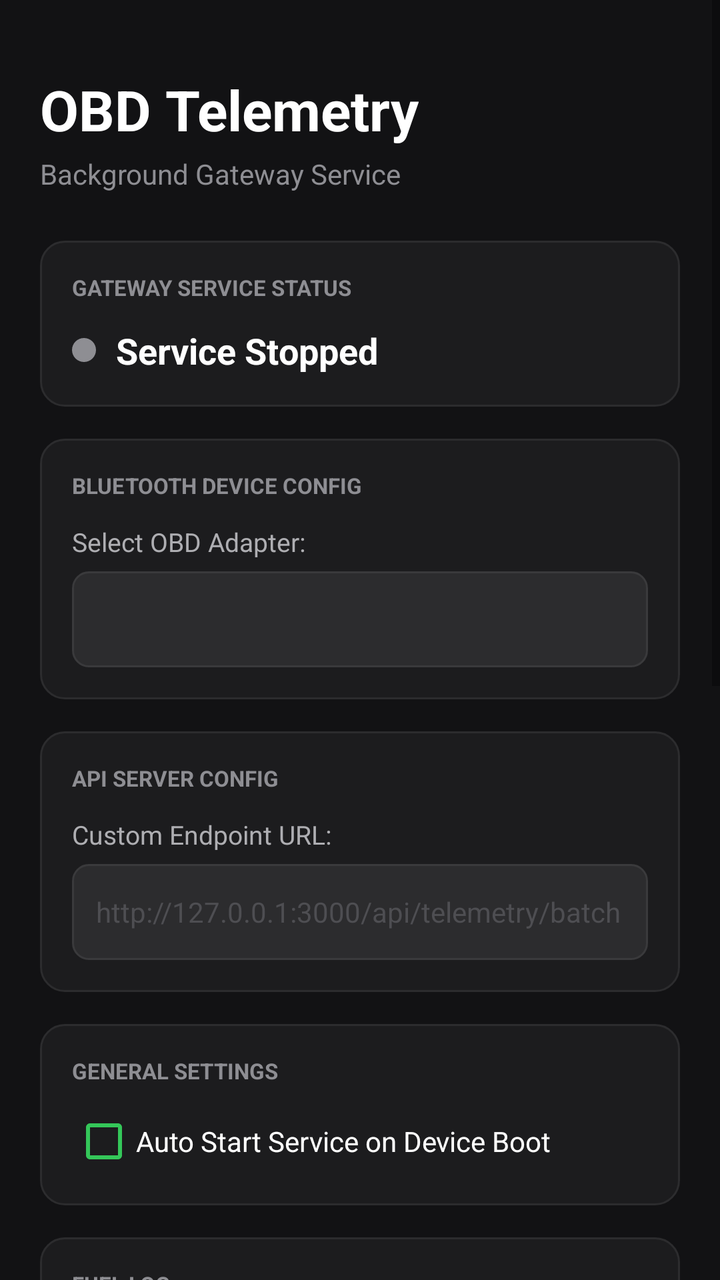
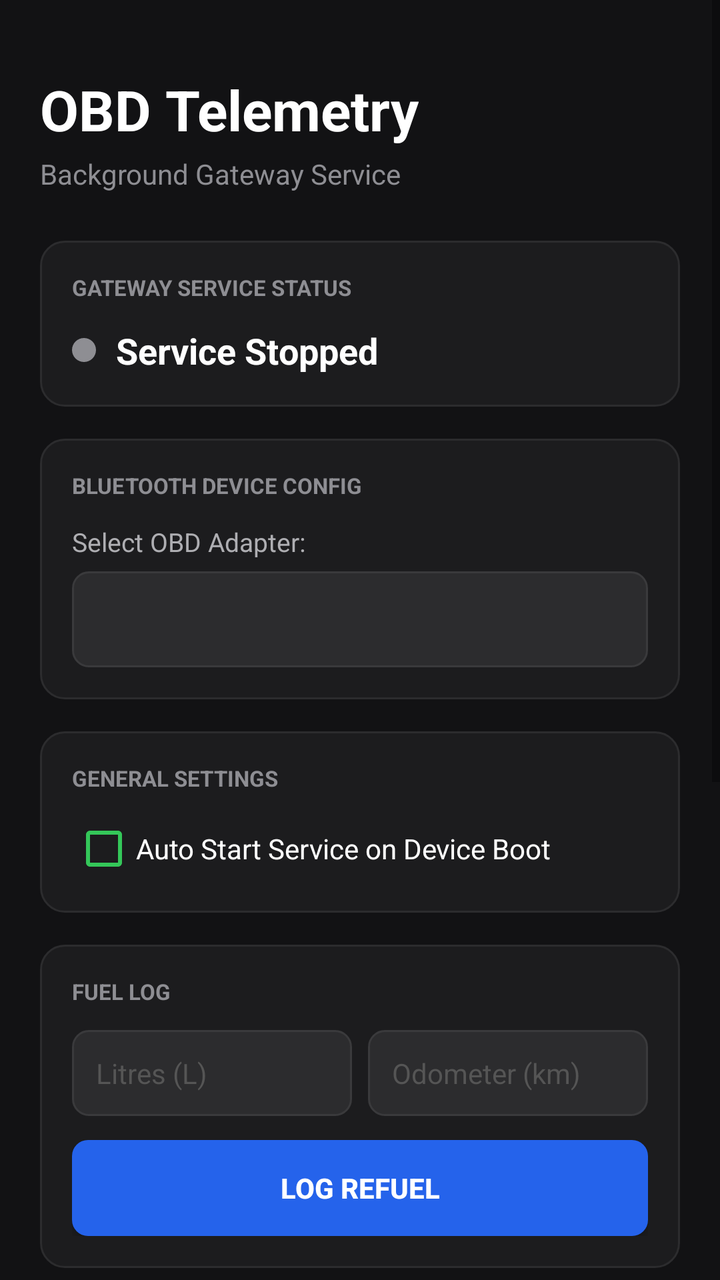

An Android layout rendered at two revisions. The XML below is the earlier revision; the diff shows what the commit changed to produce the second picture.
<!-- AndroidManifest.xml: application theme Theme.AppCompat.Light.DarkActionBar -->
<!-- res/layout/activity_main.xml -->
<?xml version="1.0" encoding="utf-8"?>
<ScrollView xmlns:android="http://schemas.android.com/apk/res/android"
    android:layout_width="match_parent"
    android:layout_height="match_parent"
    android:fillViewport="true"
    android:background="#121214">

    <LinearLayout
        android:layout_width="match_parent"
        android:layout_height="wrap_content"
        android:orientation="vertical"
        android:padding="20dp">

        
        <TextView
            android:layout_width="wrap_content"
            android:layout_height="wrap_content"
            android:text="OBD Telemetry"
            android:textColor="#FFFFFF"
            android:textSize="28sp"
            android:textStyle="bold"
            android:layout_marginTop="16dp"
            android:layout_marginBottom="4dp" />

        <TextView
            android:layout_width="wrap_content"
            android:layout_height="wrap_content"
            android:text="Background Gateway Service"
            android:textColor="#8E8E93"
            android:textSize="14sp"
            android:layout_marginBottom="24dp" />

        
        <LinearLayout
            android:layout_width="match_parent"
            android:layout_height="wrap_content"
            android:orientation="vertical"
            android:background="@drawable/card_bg"
            android:padding="16dp"
            android:layout_marginBottom="16dp">

            <TextView
                android:layout_width="wrap_content"
                android:layout_height="wrap_content"
                android:text="GATEWAY SERVICE STATUS"
                android:textColor="#8E8E93"
                android:textSize="11sp"
                android:textStyle="bold"
                android:layout_marginBottom="12dp" />

            <LinearLayout
                android:layout_width="match_parent"
                android:layout_height="wrap_content"
                android:orientation="horizontal"
                android:gravity="center_vertical">

                <View
                    android:id="@+id/statusIndicator"
                    android:layout_width="12dp"
                    android:layout_height="12dp"
                    android:background="@drawable/circle_indicator"
                    android:layout_marginRight="10dp" />

                <TextView
                    android:id="@+id/statusText"
                    android:layout_width="wrap_content"
                    android:layout_height="wrap_content"
                    android:text="Service Stopped"
                    android:textColor="#FFFFFF"
                    android:textSize="18sp"
                    android:textStyle="bold" />
            </LinearLayout>
        </LinearLayout>

        
        <LinearLayout
            android:layout_width="match_parent"
            android:layout_height="wrap_content"
            android:orientation="vertical"
            android:background="@drawable/card_bg"
            android:padding="16dp"
            android:layout_marginBottom="16dp">

            <TextView
                android:layout_width="wrap_content"
                android:layout_height="wrap_content"
                android:text="BLUETOOTH DEVICE CONFIG"
                android:textColor="#8E8E93"
                android:textSize="11sp"
                android:textStyle="bold"
                android:layout_marginBottom="12dp" />

            <TextView
                android:layout_width="wrap_content"
                android:layout_height="wrap_content"
                android:text="Select OBD Adapter:"
                android:textColor="#AEAEB2"
                android:textSize="13sp"
                android:layout_marginBottom="6dp" />

            <Spinner
                android:id="@+id/bluetoothDeviceSpinner"
                android:layout_width="match_parent"
                android:layout_height="48dp"
                android:background="@drawable/spinner_bg"
                android:paddingLeft="12dp"
                android:paddingRight="12dp" />
        </LinearLayout>

        
        <LinearLayout
            android:layout_width="match_parent"
            android:layout_height="wrap_content"
            android:orientation="vertical"
            android:background="@drawable/card_bg"
            android:padding="16dp"
            android:layout_marginBottom="16dp">

            <TextView
                android:layout_width="wrap_content"
                android:layout_height="wrap_content"
                android:text="API SERVER CONFIG"
                android:textColor="#8E8E93"
                android:textSize="11sp"
                android:textStyle="bold"
                android:layout_marginBottom="12dp" />

            <TextView
                android:layout_width="wrap_content"
                android:layout_height="wrap_content"
                android:text="Custom Endpoint URL:"
                android:textColor="#AEAEB2"
                android:textSize="13sp"
                android:layout_marginBottom="6dp" />

            <EditText
                android:id="@+id/etApiUrl"
                android:layout_width="match_parent"
                android:layout_height="48dp"
                android:background="@drawable/spinner_bg"
                android:paddingLeft="12dp"
                android:paddingRight="12dp"
                android:textColor="#FFFFFF"
                android:textSize="14sp"
                android:inputType="textUri"
                android:hint="http://127.0.0.1:3000/api/telemetry/batch"
                android:textColorHint="#4E4E52" />
        </LinearLayout>

        
        <LinearLayout
            android:layout_width="match_parent"
            android:layout_height="wrap_content"
            android:orientation="vertical"
            android:background="@drawable/card_bg"
            android:padding="16dp"
            android:layout_marginBottom="16dp">

            <TextView
                android:layout_width="wrap_content"
                android:layout_height="wrap_content"
                android:text="GENERAL SETTINGS"
                android:textColor="#8E8E93"
                android:textSize="11sp"
                android:textStyle="bold"
                android:layout_marginBottom="12dp" />

            <CheckBox
                android:id="@+id/cbAutoStart"
                android:layout_width="match_parent"
                android:layout_height="wrap_content"
                android:text="Auto Start Service on Device Boot"
                android:textColor="#FFFFFF"
                android:buttonTint="#34C759"
                android:textSize="14sp" />
        </LinearLayout>

        
        <LinearLayout
            android:layout_width="match_parent"
            android:layout_height="wrap_content"
            android:orientation="vertical"
            android:background="@drawable/card_bg"
            android:padding="16dp"
            android:layout_marginBottom="16dp">

            <TextView
                android:layout_width="wrap_content"
                android:layout_height="wrap_content"
                android:text="FUEL LOG"
                android:textColor="#8E8E93"
                android:textSize="11sp"
                android:textStyle="bold"
                android:layout_marginBottom="12dp" />

            <LinearLayout
                android:layout_width="match_parent"
                android:layout_height="wrap_content"
                android:orientation="horizontal"
                android:layout_marginBottom="12dp">

                <EditText
                    android:id="@+id/etFuelLitres"
                    android:layout_width="0dp"
                    android:layout_height="wrap_content"
                    android:layout_weight="1"
                    android:hint="Litres (L)"
                    android:textColorHint="#555555"
                    android:textColor="#FFFFFF"
                    android:inputType="numberDecimal"
                    android:background="@drawable/spinner_bg"
                    android:padding="12dp"
                    android:layout_marginEnd="8dp"
                    android:textSize="14sp" />

                <EditText
                    android:id="@+id/etFuelOdometer"
                    android:layout_width="0dp"
                    android:layout_height="wrap_content"
                    android:layout_weight="1"
                    android:hint="Odometer (km)"
                    android:textColorHint="#555555"
                    android:textColor="#FFFFFF"
                    android:inputType="numberDecimal"
                    android:background="@drawable/spinner_bg"
                    android:padding="12dp"
                    android:textSize="14sp" />
            </LinearLayout>

            <Button
                android:id="@+id/btnLogFuel"
                android:layout_width="match_parent"
                android:layout_height="48dp"
                android:text="LOG REFUEL"
                android:textColor="#FFFFFF"
                android:textSize="14sp"
                android:textStyle="bold"
                android:background="@drawable/btn_start_bg" />
        </LinearLayout>

        
        <LinearLayout
            android:layout_width="match_parent"
            android:layout_height="wrap_content"
            android:orientation="vertical"
            android:background="@drawable/card_bg"
            android:padding="16dp"
            android:layout_marginBottom="24dp">

            <TextView
                android:layout_width="wrap_content"
                android:layout_height="wrap_content"
                android:text="LIVE TELEMETRY READOUT"
                android:textColor="#8E8E93"
                android:textSize="11sp"
                android:textStyle="bold"
                android:layout_marginBottom="12dp" />

            <GridLayout
                android:layout_width="match_parent"
                android:layout_height="wrap_content"
                android:columnCount="2">

                
                <LinearLayout
                    android:layout_width="0dp"
                    android:layout_height="wrap_content"
                    android:layout_columnWeight="1"
                    android:orientation="vertical"
                    android:layout_marginBottom="12dp">
                    <TextView
                        android:layout_width="wrap_content"
                        android:layout_height="wrap_content"
                        android:text="GPS Position"
                        android:textColor="#8E8E93"
                        android:textSize="12sp" />
                    <TextView
                        android:id="@+id/tvGpsPosition"
                        android:layout_width="wrap_content"
                        android:layout_height="wrap_content"
                        android:text="0.000000, 0.000000"
                        android:textColor="#FFFFFF"
                        android:textSize="15sp"
                        android:textStyle="bold" />
                </LinearLayout>

                
                <LinearLayout
                    android:layout_width="0dp"
                    android:layout_height="wrap_content"
                    android:layout_columnWeight="1"
                    android:orientation="vertical"
                    android:layout_marginBottom="12dp">
                    <TextView
                        android:layout_width="wrap_content"
                        android:layout_height="wrap_content"
                        android:text="GPS Speed"
                        android:textColor="#8E8E93"
                        android:textSize="12sp" />
                    <TextView
                        android:id="@+id/tvGpsSpeed"
                        android:layout_width="wrap_content"
                        android:layout_height="wrap_content"
                        android:text="0.0 km/h"
                        android:textColor="#FFFFFF"
                        android:textSize="15sp"
                        android:textStyle="bold" />
                </LinearLayout>

                
                <LinearLayout
                    android:layout_width="0dp"
                    android:layout_height="wrap_content"
                    android:layout_columnWeight="1"
                    android:orientation="vertical"
                    android:layout_marginBottom="12dp">
                    <TextView
                        android:layout_width="wrap_content"
                        android:layout_height="wrap_content"
                        android:text="Altitude"
                        android:textColor="#8E8E93"
                        android:textSize="12sp" />
                    <TextView
                        android:id="@+id/tvAltitude"
                        android:layout_width="wrap_content"
                        android:layout_height="wrap_content"
                        android:text="0 m"
                        android:textColor="#FFFFFF"
                        android:textSize="15sp"
                        android:textStyle="bold" />
                </LinearLayout>

                
                <LinearLayout
                    android:layout_width="0dp"
                    android:layout_height="wrap_content"
                    android:layout_columnWeight="1"
                    android:orientation="vertical"
                    android:layout_marginBottom="12dp">
                    <TextView
                        android:layout_width="wrap_content"
                        android:layout_height="wrap_content"
                        android:text="OBD Data"
                        android:textColor="#8E8E93"
                        android:textSize="12sp" />
                    <TextView
                        android:id="@+id/tvObdStatus"
                        android:layout_width="wrap_content"
                        android:layout_height="wrap_content"
                        android:text="N/A"
                        android:textColor="#FFFFFF"
                        android:textSize="15sp"
                        android:textStyle="bold" />
                </LinearLayout>

                
                <LinearLayout
                    android:layout_width="0dp"
                    android:layout_height="wrap_content"
                    android:layout_columnWeight="1"
                    android:orientation="vertical"
                    android:layout_marginBottom="12dp">
                    <TextView
                        android:layout_width="wrap_content"
                        android:layout_height="wrap_content"
                        android:text="Engine RPM"
                        android:textColor="#8E8E93"
                        android:textSize="12sp" />
                    <TextView
                        android:id="@+id/tvEngineRpm"
                        android:layout_width="wrap_content"
                        android:layout_height="wrap_content"
                        android:text="N/A"
                        android:textColor="#FFFFFF"
                        android:textSize="15sp"
                        android:textStyle="bold" />
                </LinearLayout>

                
                <LinearLayout
                    android:layout_width="0dp"
                    android:layout_height="wrap_content"
                    android:layout_columnWeight="1"
                    android:orientation="vertical"
                    android:layout_marginBottom="12dp">
                    <TextView
                        android:layout_width="wrap_content"
                        android:layout_height="wrap_content"
                        android:text="Coolant Temp"
                        android:textColor="#8E8E93"
                        android:textSize="12sp" />
                    <TextView
                        android:id="@+id/tvCoolantTemp"
                        android:layout_width="wrap_content"
                        android:layout_height="wrap_content"
                        android:text="N/A"
                        android:textColor="#FFFFFF"
                        android:textSize="15sp"
                        android:textStyle="bold" />
                </LinearLayout>

                
                <LinearLayout
                    android:layout_width="0dp"
                    android:layout_height="wrap_content"
                    android:layout_columnWeight="1"
                    android:orientation="vertical">
                    <TextView
                        android:layout_width="wrap_content"
                        android:layout_height="wrap_content"
                        android:text="Throttle Position"
                        android:textColor="#8E8E93"
                        android:textSize="12sp" />
                    <TextView
                        android:id="@+id/tvThrottlePos"
                        android:layout_width="wrap_content"
                        android:layout_height="wrap_content"
                        android:text="N/A"
                        android:textColor="#FFFFFF"
                        android:textSize="15sp"
                        android:textStyle="bold" />
                </LinearLayout>

                
                <LinearLayout
                    android:layout_width="0dp"
                    android:layout_height="wrap_content"
                    android:layout_columnWeight="1"
                    android:orientation="vertical">
                    <TextView
                        android:layout_width="wrap_content"
                        android:layout_height="wrap_content"
                        android:text="System Voltage"
                        android:textColor="#8E8E93"
                        android:textSize="12sp" />
                    <TextView
                        android:id="@+id/tvVoltage"
                        android:layout_width="wrap_content"
                        android:layout_height="wrap_content"
                        android:text="N/A"
                        android:textColor="#FFFFFF"
                        android:textSize="15sp"
                        android:textStyle="bold" />
                </LinearLayout>
            </GridLayout>
        </LinearLayout>

        
        <Button
            android:id="@+id/btnStart"
            android:layout_width="match_parent"
            android:layout_height="50dp"
            android:text="Start Service"
            android:textColor="#FFFFFF"
            android:textSize="16sp"
            android:textStyle="bold"
            android:background="@drawable/btn_start_bg"
            android:layout_marginBottom="12dp" />

        <Button
            android:id="@+id/btnStop"
            android:layout_width="match_parent"
            android:layout_height="50dp"
            android:text="Stop Service"
            android:textColor="#FFFFFF"
            android:textSize="16sp"
            android:textStyle="bold"
            android:background="@drawable/btn_stop_bg" />

    </LinearLayout>
</ScrollView>
<!-- resources referenced by this layout -->
<resources>
  <!-- drawable btn_start_bg (drawable) -->
  <?xml version="1.0" encoding="utf-8"?>
  <shape xmlns:android="http://schemas.android.com/apk/res/android">
      <solid android:color="#2563EB" />
      <corners android:radius="8dp" />
  </shape>
  <!-- drawable btn_stop_bg (drawable) -->
  <?xml version="1.0" encoding="utf-8"?>
  <shape xmlns:android="http://schemas.android.com/apk/res/android">
      <solid android:color="#DC2626" />
      <corners android:radius="8dp" />
  </shape>
  <!-- drawable card_bg (drawable) -->
  <?xml version="1.0" encoding="utf-8"?>
  <shape xmlns:android="http://schemas.android.com/apk/res/android">
      <solid android:color="#1C1C1E" />
      <corners android:radius="12dp" />
      <stroke android:width="1dp" android:color="#2C2C2E" />
  </shape>
  <!-- drawable circle_indicator (drawable) -->
  <?xml version="1.0" encoding="utf-8"?>
  <shape xmlns:android="http://schemas.android.com/apk/res/android"
      android:shape="oval">
      <solid android:color="#8E8E93" />
  </shape>
  <!-- drawable spinner_bg (drawable) -->
  <?xml version="1.0" encoding="utf-8"?>
  <shape xmlns:android="http://schemas.android.com/apk/res/android">
      <solid android:color="#2C2C2E" />
      <corners android:radius="8dp" />
      <stroke android:width="1dp" android:color="#3A3A3C" />
  </shape>
</resources>

<!-- the commit's change to res/layout/activity_main.xml (unified diff, before → after) -->
@@ -107,45 +107,7 @@
                 android:paddingRight="12dp" />
         </LinearLayout>
 
-        
-        <LinearLayout
-            android:layout_width="match_parent"
-            android:layout_height="wrap_content"
-            android:orientation="vertical"
-            android:background="@drawable/card_bg"
-            android:padding="16dp"
-            android:layout_marginBottom="16dp">
-
-            <TextView
-                android:layout_width="wrap_content"
-                android:layout_height="wrap_content"
-                android:text="API SERVER CONFIG"
-                android:textColor="#8E8E93"
-                android:textSize="11sp"
-                android:textStyle="bold"
-                android:layout_marginBottom="12dp" />
-
-            <TextView
-                android:layout_width="wrap_content"
-                android:layout_height="wrap_content"
-                android:text="Custom Endpoint URL:"
-                android:textColor="#AEAEB2"
-                android:textSize="13sp"
-                android:layout_marginBottom="6dp" />
-
-            <EditText
-                android:id="@+id/etApiUrl"
-                android:layout_width="match_parent"
-                android:layout_height="48dp"
-                android:background="@drawable/spinner_bg"
-                android:paddingLeft="12dp"
-                android:paddingRight="12dp"
-                android:textColor="#FFFFFF"
-                android:textSize="14sp"
-                android:inputType="textUri"
-                android:hint="http://127.0.0.1:3000/api/telemetry/batch"
-                android:textColorHint="#4E4E52" />
-        </LinearLayout>
+
 
         
         <LinearLayout
